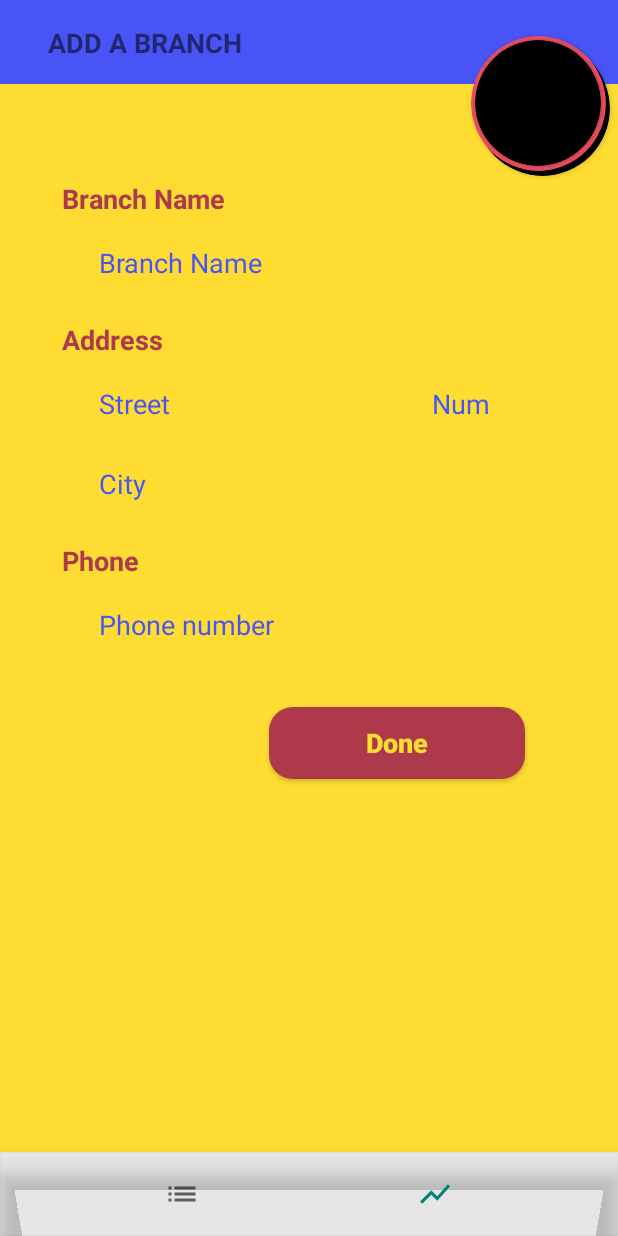
After one commit to michalkozlova/survey2.0, an Android app: the fragment AddBranchFragment placed in its activity, on a phone screen of 412 x 824 dp. The commit adds this screen. Run offline under Robolectric (Android 15) with nearby library versions, the phone set to English and light mode, and no system bars; our stand-ins replace Firebase (no records; nobody signed in at launch, a user with empty details on screens opened directly).

Commit message:
addBranchFragment added

```diff
--- /dev/null
+++ b/app/src/main/res/drawable/btn_done.xml
@@ -0,0 +1,5 @@
+<?xml version="1.0" encoding="utf-8"?>
+<shape xmlns:android="http://schemas.android.com/apk/res/android">
+    <corners android:radius="16dp"/>
+    <solid android:color="@color/darkPink"/>
+</shape>
--- /dev/null
+++ b/app/src/main/res/layout/fragment_add_branch.xml
@@ -0,0 +1,237 @@
+<?xml version="1.0" encoding="utf-8"?>
+<android.support.constraint.ConstraintLayout xmlns:android="http://schemas.android.com/apk/res/android"
+    xmlns:app="http://schemas.android.com/apk/res-auto"
+    xmlns:tools="http://schemas.android.com/tools"
+    android:layout_width="match_parent"
+    android:layout_height="match_parent"
+    android:background="@color/yellow"
+    tools:context=".AddBranchFragment">
+
+    <android.support.v7.widget.Toolbar
+        android:id="@+id/addBranchToolbar"
+        android:layout_width="match_parent"
+        android:layout_height="?attr/actionBarSize"
+        android:background="@color/blue"
+        android:theme="?attr/actionBarTheme"
+        app:layout_constraintEnd_toEndOf="parent"
+        app:layout_constraintStart_toStartOf="parent"
+        app:layout_constraintTop_toTopOf="parent" />
+
+    <TextView
+        android:id="@+id/tvBranches"
+        android:layout_width="wrap_content"
+        android:layout_height="wrap_content"
+        android:layout_marginStart="32dp"
+        android:layout_marginTop="8dp"
+        android:layout_marginBottom="8dp"
+        android:text="ADD A BRANCH"
+        android:textSize="18sp"
+        android:textStyle="bold"
+        app:layout_constraintBottom_toBottomOf="@+id/addBranchToolbar"
+        app:layout_constraintStart_toStartOf="@+id/addBranchToolbar"
+        app:layout_constraintTop_toTopOf="@+id/addBranchToolbar" />
+
+    <android.support.v7.widget.CardView
+        android:id="@+id/blackCardView"
+        android:layout_width="90dp"
+        android:layout_height="90dp"
+        android:layout_marginTop="27dp"
+        android:layout_marginEnd="5dp"
+        app:cardBackgroundColor="#000"
+        app:cardCornerRadius="45dp"
+        app:layout_constraintEnd_toEndOf="parent"
+        app:layout_constraintTop_toTopOf="parent" />
+
+    <android.support.v7.widget.CardView
+        android:id="@+id/cardView"
+        android:layout_width="90dp"
+        android:layout_height="90dp"
+        android:layout_marginTop="24dp"
+        android:layout_marginEnd="8dp"
+        app:cardBackgroundColor="@color/pink"
+        app:cardCornerRadius="45dp"
+        app:layout_constraintEnd_toEndOf="parent"
+        app:layout_constraintTop_toTopOf="parent">
+
+        <android.support.v7.widget.CardView
+            android:layout_width="84dp"
+            android:layout_height="84dp"
+            android:layout_gravity="center"
+            android:layout_marginStart="8dp"
+            android:layout_marginTop="8dp"
+            android:layout_marginEnd="8dp"
+            android:layout_marginBottom="8dp"
+            app:cardBackgroundColor="#000"
+            app:cardCornerRadius="42dp">
+
+            <ImageView
+                android:id="@+id/cardImage"
+                android:layout_width="match_parent"
+                android:layout_height="match_parent" />
+
+            <TextView
+                android:id="@+id/firstLetter"
+                android:layout_width="wrap_content"
+                android:layout_height="wrap_content"
+                android:layout_gravity="center"
+                android:textAlignment="center"
+                android:textColor="#FFF"
+                android:textSize="64sp"
+                android:textStyle="bold|italic" />
+
+        </android.support.v7.widget.CardView>
+    </android.support.v7.widget.CardView>
+
+    <android.support.constraint.Guideline
+        android:id="@+id/guideline1"
+        android:layout_width="wrap_content"
+        android:layout_height="wrap_content"
+        android:orientation="vertical"
+        app:layout_constraintGuide_percent="0.1" />
+
+    <android.support.constraint.Guideline
+        android:id="@+id/guideline2"
+        android:layout_width="wrap_content"
+        android:layout_height="wrap_content"
+        android:orientation="vertical"
+        app:layout_constraintGuide_percent="0.15" />
+
+    <android.support.constraint.Guideline
+        android:id="@+id/guideline3"
+        android:layout_width="wrap_content"
+        android:layout_height="wrap_content"
+        android:orientation="vertical"
+        app:layout_constraintGuide_percent="0.65" />
+
+    <android.support.constraint.Guideline
+        android:id="@+id/guideline4"
+        android:layout_width="wrap_content"
+        android:layout_height="wrap_content"
+        android:orientation="vertical"
+        app:layout_constraintGuide_percent="0.85" />
+
+    <TextView
+        android:id="@+id/textView5"
+        android:layout_width="wrap_content"
+        android:layout_height="wrap_content"
+        android:layout_marginTop="64dp"
+        android:text="Branch Name"
+        android:textColor="@color/darkPink"
+        android:textSize="18sp"
+        android:textStyle="bold"
+        app:layout_constraintStart_toStartOf="@+id/guideline1"
+        app:layout_constraintTop_toBottomOf="@+id/addBranchToolbar" />
+
+    <EditText
+        android:id="@+id/etBranchName"
+        android:layout_width="0dp"
+        android:layout_height="wrap_content"
+        android:layout_marginTop="8dp"
+        android:ems="10"
+        android:hint="Branch Name"
+        android:inputType="textPersonName"
+        android:textColor="@color/blue"
+        android:textColorHint="@color/blue"
+        app:layout_constraintEnd_toStartOf="@+id/guideline4"
+        app:layout_constraintHorizontal_bias="0.0"
+        app:layout_constraintStart_toStartOf="@+id/guideline2"
+        app:layout_constraintTop_toBottomOf="@+id/textView5" />
+
+    <TextView
+        android:id="@+id/textView6"
+        android:layout_width="wrap_content"
+        android:layout_height="wrap_content"
+        android:layout_marginTop="16dp"
+        android:text="Address"
+        android:textColor="@color/darkPink"
+        android:textSize="18sp"
+        android:textStyle="bold"
+        app:layout_constraintStart_toStartOf="@+id/guideline1"
+        app:layout_constraintTop_toBottomOf="@+id/etBranchName" />
+
+    <EditText
+        android:id="@+id/etStreet"
+        android:layout_width="0dp"
+        android:layout_height="wrap_content"
+        android:layout_marginTop="8dp"
+        android:layout_marginEnd="16dp"
+        android:ems="10"
+        android:hint="Street"
+        android:inputType="textPersonName"
+        android:textColor="@color/blue"
+        android:textColorHint="@color/blue"
+        app:layout_constraintEnd_toStartOf="@+id/guideline3"
+        app:layout_constraintStart_toStartOf="@+id/guideline2"
+        app:layout_constraintTop_toBottomOf="@+id/textView6" />
+
+    <EditText
+        android:id="@+id/etNum"
+        android:layout_width="0dp"
+        android:layout_height="wrap_content"
+        android:layout_marginStart="16dp"
+        android:layout_marginTop="8dp"
+        android:ems="10"
+        android:hint="Num"
+        android:inputType="number"
+        android:textColor="@color/blue"
+        android:textColorHint="@color/blue"
+        app:layout_constraintEnd_toStartOf="@+id/guideline4"
+        app:layout_constraintStart_toStartOf="@+id/guideline3"
+        app:layout_constraintTop_toBottomOf="@+id/textView6" />
+
+    <EditText
+        android:id="@+id/etCity"
+        android:layout_width="0dp"
+        android:layout_height="wrap_content"
+        android:layout_marginTop="8dp"
+        android:ems="10"
+        android:hint="City"
+        android:inputType="textPersonName"
+        android:textColor="@color/blue"
+        android:textColorHint="@color/blue"
+        app:layout_constraintEnd_toStartOf="@+id/guideline4"
+        app:layout_constraintStart_toStartOf="@+id/guideline2"
+        app:layout_constraintTop_toBottomOf="@+id/etStreet" />
+
+    <TextView
+        android:id="@+id/textView7"
+        android:layout_width="wrap_content"
+        android:layout_height="wrap_content"
+        android:layout_marginTop="16dp"
+        android:text="Phone"
+        android:textColor="@color/darkPink"
+        android:textSize="18sp"
+        android:textStyle="bold"
+        app:layout_constraintStart_toStartOf="@+id/guideline1"
+        app:layout_constraintTop_toBottomOf="@+id/etCity" />
+
+    <EditText
+        android:id="@+id/etPhoneNumber"
+        android:layout_width="0dp"
+        android:layout_height="wrap_content"
+        android:layout_marginTop="8dp"
+        android:ems="10"
+        android:hint="Phone number"
+        android:inputType="textPersonName"
+        android:textColor="@color/blue"
+        android:textColorHint="@color/blue"
+        app:layout_constraintEnd_toStartOf="@+id/guideline4"
+        app:layout_constraintStart_toStartOf="@+id/guideline2"
+        app:layout_constraintTop_toBottomOf="@+id/textView7" />
+
+    <Button
+        android:id="@+id/btnDone"
+        android:layout_width="wrap_content"
+        android:layout_height="wrap_content"
+        android:layout_marginTop="32dp"
+        android:background="@drawable/btn_done"
+        android:text="Done"
+        android:ems="8"
+        android:textAllCaps="false"
+        android:textColor="@color/yellow"
+        android:textSize="18sp"
+        android:textStyle="bold"
+        app:layout_constraintEnd_toStartOf="@+id/guideline4"
+        app:layout_constraintTop_toBottomOf="@+id/etPhoneNumber" />
+
+</android.support.constraint.ConstraintLayout>
```
Also changed, not shown: app/src/main/java/michal/edu/survey/AddBranchFragment.java (added, +148 -0 lines), app/src/main/java/michal/edu/survey/BranchesFragment.java (+23 -4 lines), app/src/main/java/michal/edu/survey/Models/Store.java (+1 -12 lines), app/src/main/java/michal/edu/survey/QuestionnaireFragment.java (+20 -0 lines), app/src/main/java/michal/edu/survey/RegistrationFragment.java (+8 -8 lines), app/src/main/res/layout/fragment_branches.xml (+15 -5 lines).
